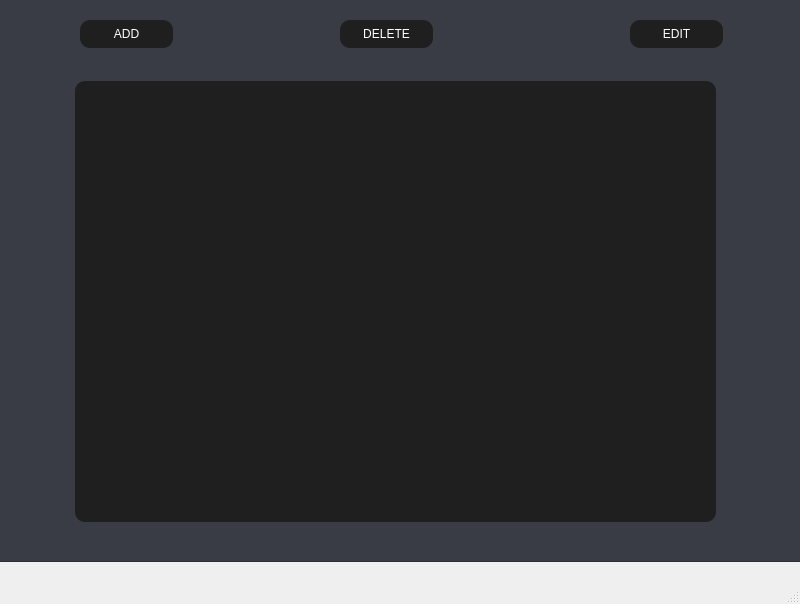
Qt form ui/main.ui (TranThaiHungXiKe/pti) before a commit.
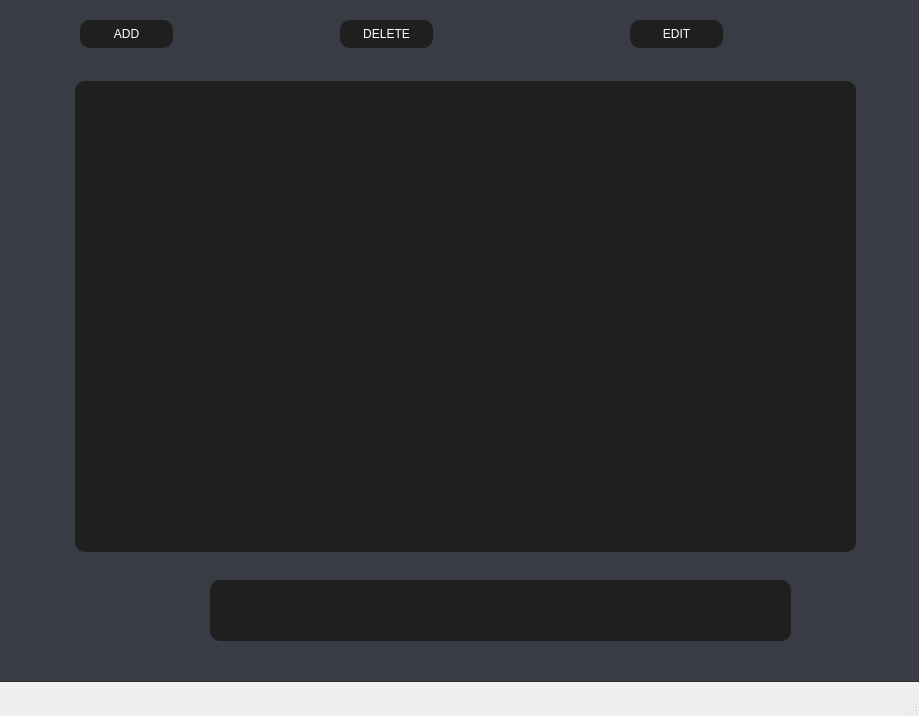
The same form after that commit. Icons and pictures are not drawn.

Patch:
```diff
--- a/ui/main.ui
+++ b/ui/main.ui
@@ -6,8 +6,8 @@
    <rect>
     <x>0</x>
     <y>0</y>
-    <width>800</width>
-    <height>604</height>
+    <width>919</width>
+    <height>716</height>
    </rect>
   </property>
   <property name="windowTitle">
@@ -19,8 +19,8 @@
      <rect>
       <x>-5</x>
       <y>-9</y>
-      <width>841</width>
-      <height>571</height>
+      <width>971</width>
+      <height>691</height>
      </rect>
     </property>
     <property name="styleSheet">
@@ -80,14 +80,52 @@
      <rect>
       <x>75</x>
       <y>81</y>
-      <width>641</width>
-      <height>441</height>
+      <width>781</width>
+      <height>471</height>
      </rect>
     </property>
     <property name="styleSheet">
      <string notr="true">border-radius:10px;background-color:rgb(31, 31, 31);color:rgb(255, 255, 255)</string>
     </property>
    </widget>
+   <widget class="QLineEdit" name="ValueSearch">
+    <property name="geometry">
+     <rect>
+      <x>210</x>
+      <y>580</y>
+      <width>581</width>
+      <height>61</height>
+     </rect>
+    </property>
+    <property name="styleSheet">
+     <string notr="true">border-radius:10px;background-color:rgb(31, 31, 31);
+color: rgb(255, 255, 255);
+</string>
+    </property>
+    <property name="placeholderText">
+     <string/>
+    </property>
+   </widget>
+   <widget class="QPushButton" name="btnsearch">
+    <property name="geometry">
+     <rect>
+      <x>130</x>
+      <y>580</y>
+      <width>71</width>
+      <height>61</height>
+     </rect>
+    </property>
+    <property name="styleSheet">
+     <string notr="true">border-radius:10px;background-color: rgb(57, 60, 68)</string>
+    </property>
+    <property name="text">
+     <string/>
+    </property>
+    <property name="icon">
+     <iconset>
+      <normaloff>D:/download/search.png</normaloff>D:/download/search.png</iconset>
+    </property>
+   </widget>
   </widget>
   <widget class="QMenuBar" name="menubar">
    <property name="geometry">
```
Left out of the diff: 2 changed lines with no effect on the pictures.
